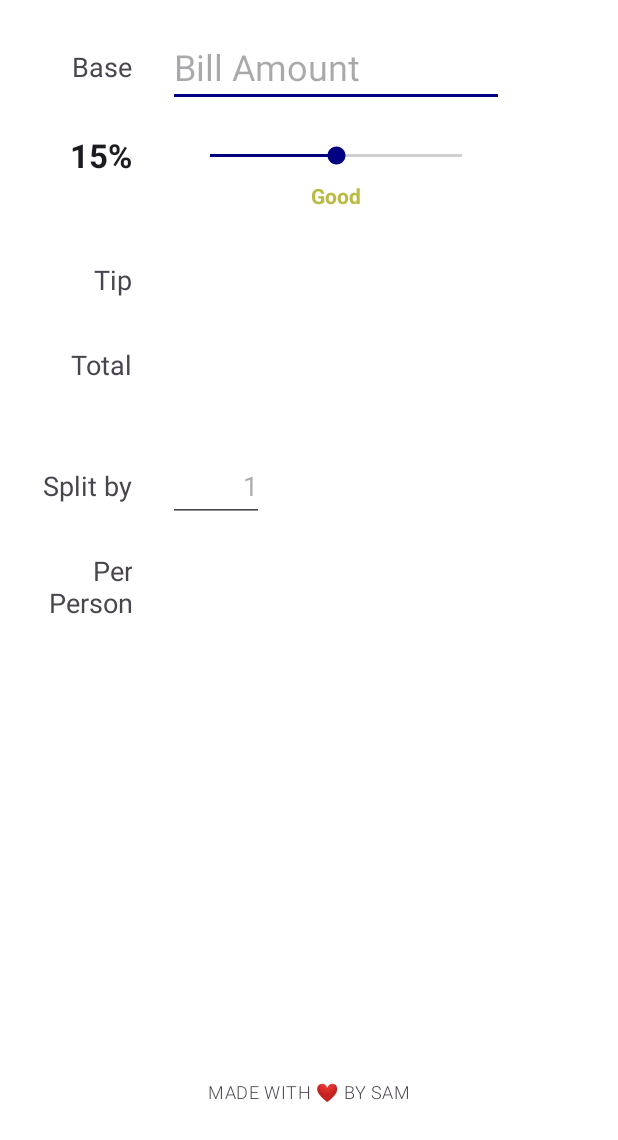
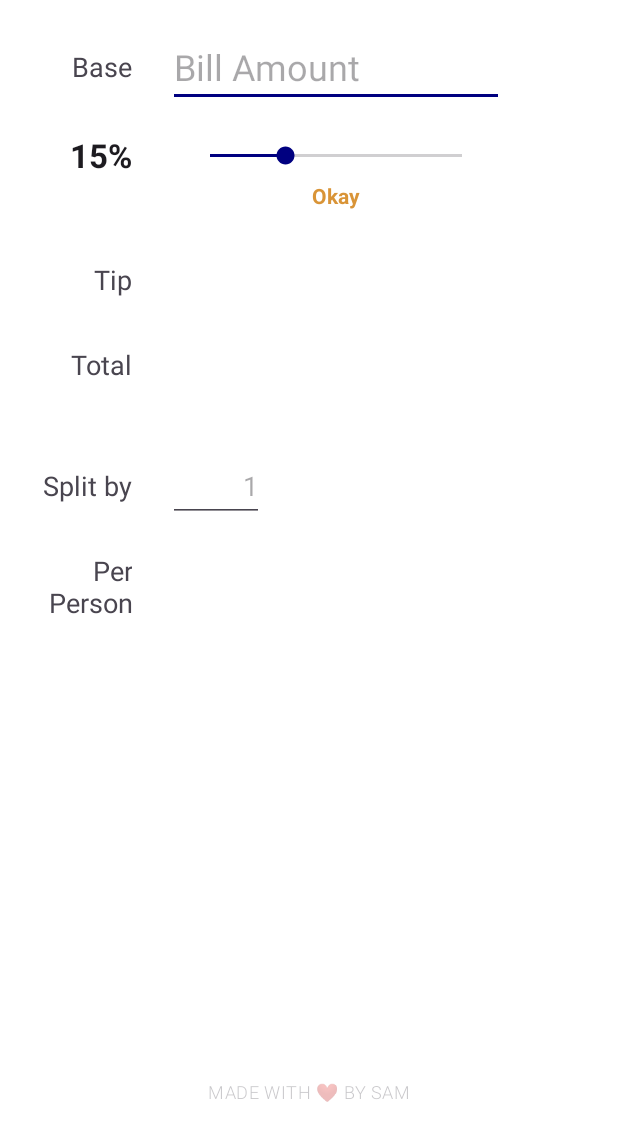
Before and after one commit to lsrprntr/tip-calculator, an Android app: the screen it shows after launch (MainActivity), on a phone screen of 412 x 824 dp, the part 96-1236 px from its top. Run offline under Robolectric (Android 15) with nearby library versions, the phone set to English and light mode, and no system bars.

Commit message:
local adjust

```diff
--- a/app/src/main/java/com/example/tips/MainActivity.kt
+++ b/app/src/main/java/com/example/tips/MainActivity.kt
@@ -102,11 +102,14 @@ class MainActivity : AppCompatActivity() {
 
     private fun updateDesc(tipPercent: Int) {
         val tipDescription = when (tipPercent) {
-            in 0..9 -> "Poor"
-            in 10..14 -> "Acceptable"
-            in 15..19 -> "Good"
-            in 20..24 -> "Great"
-            else -> "Amazing"
+            in 0..9 -> "Bad"
+            in 10..14 -> "Poor"
+            in 15..19 -> "Okay"
+            in 20..24 -> "Acceptable"
+            in 25..29 -> "Incredible"
+            in 30..39 -> "Amazing"
+            in 40..49 -> "Spectacular"
+            else -> "Transcendental experience!"
         }
         tvDesc.text = tipDescription
         //update color
--- a/app/src/main/res/layout/activity_main.xml
+++ b/app/src/main/res/layout/activity_main.xml
@@ -93,8 +93,8 @@
         android:id="@+id/sb"
         android:layout_width="200dp"
         android:layout_height="wrap_content"
-        android:max="30"
-        android:progress="15"
+        android:max="50"
+        android:progress="20"
         app:layout_constraintBottom_toBottomOf="@+id/tvTipPercentLabel"
         app:layout_constraintEnd_toEndOf="@+id/etBaseAmt"
         app:layout_constraintStart_toStartOf="@+id/etBaseAmt"
@@ -125,6 +125,7 @@
         android:layout_width="wrap_content"
         android:layout_height="wrap_content"
         android:layout_marginBottom="24dp"
+        android:alpha="0.3"
         android:fontFamily="sans-serif-light"
         android:text="Made with ❤️ by Sam"
         android:textAllCaps="true"
```
